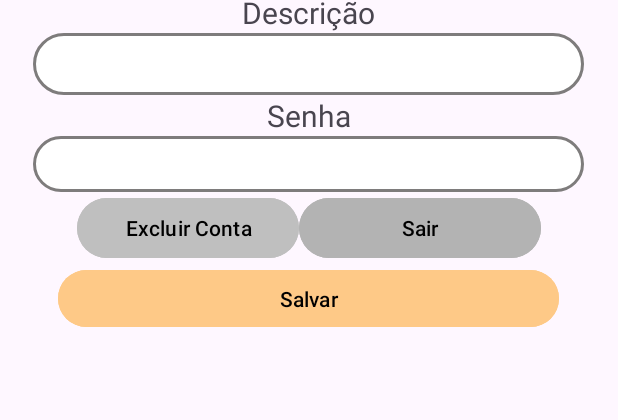
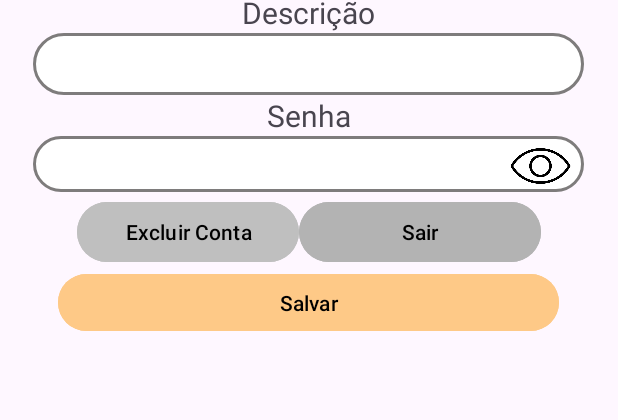
Before and after one commit to GustavoLopes12/DiGarfo, an Android app: the layout activity_editarperfil.xml on its own in the app's theme, with its tools: preview values and no code run, on a phone screen of 412 x 824 dp. Shown: the part 679-1099 px from the top of the screen. Run offline under Robolectric (Android 15) with nearby library versions, the phone set to English and light mode, and no system bars.

```diff
--- a/android/digarfo/app/src/main/res/layout/activity_editarperfil.xml
+++ b/android/digarfo/app/src/main/res/layout/activity_editarperfil.xml
@@ -38,6 +38,7 @@
         app:layout_constraintVertical_bias="0.105" />
 
     <LinearLayout
+        android:id="@+id/linearLayout3"
         android:layout_width="412dp"
         android:layout_height="350dp"
         android:orientation="vertical"
@@ -124,7 +125,10 @@
             app:layout_constraintStart_toStartOf="parent"
             app:layout_constraintTop_toTopOf="parent"
             app:layout_constraintVertical_bias="0.612" />
-
+<FrameLayout
+    android:layout_width="match_parent"
+    android:layout_height="wrap_content"
+    android:orientation="horizontal">
         <EditText
             android:id="@+id/password"
             android:layout_width="367dp"
@@ -132,7 +136,7 @@
             android:layout_gravity="center_horizontal"
             android:background="@drawable/custom_input_login"
             android:ems="10"
-            android:inputType="textPassword"
+            android:inputType="text|textWebEmailAddress"
             android:paddingLeft="5dp"
             android:textColor="#000000"
             app:layout_constraintBottom_toBottomOf="parent"
@@ -141,6 +145,15 @@
             app:layout_constraintStart_toStartOf="parent"
             app:layout_constraintTop_toTopOf="parent"
             app:layout_constraintVertical_bias="0.659" />
+
+    <ImageView
+        android:id="@+id/olho2"
+        android:layout_width="43dp"
+        android:layout_height="40dp"
+        android:layout_gravity="right"
+        android:layout_marginEnd="30dp"
+        app:srcCompat="@drawable/olho_aberto" />
+</FrameLayout>
 
         <LinearLayout
             android:layout_width="309dp"
--- a/backend/digarfo/src/main/java/com/digarfo/digarfo/Model/Receita.java
+++ b/backend/digarfo/src/main/java/com/digarfo/digarfo/Model/Receita.java
@@ -35,9 +35,9 @@ public class Receita implements Serializable{
 	private String dificuldade;
 	@Column(nullable=false)
 	private String tempo_prep;
-	@Column(nullable=false)
+	@Column(nullable=false, length = 999999999)
 	private String ingredientes;
-	@Column(nullable=false)
+	@Column(nullable=false, length = 999999999)
 	private String modo_prep;
 	@Column(nullable=true)
 	private String img_receita;
```
Also changed, not shown: android/digarfo/app/src/main/java/com/example/digarfo/view/editarperfil.java (+21 -1 lines).
